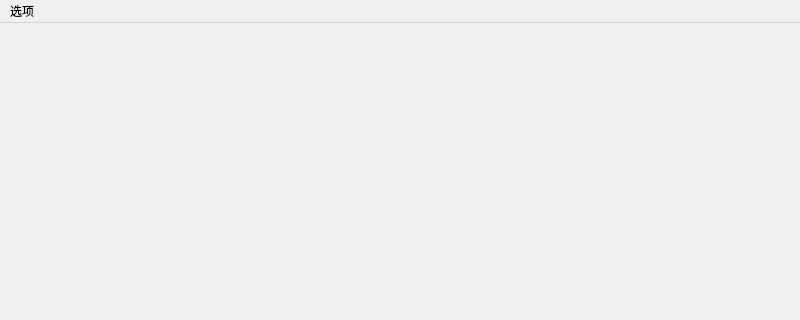
First picture: the form in mainwindow.ui, repository ioprotocol/chess-agent, before the edit; both pictures show x 0 to 800 and y 0 to 320 of the 800 by 600 pixel window.
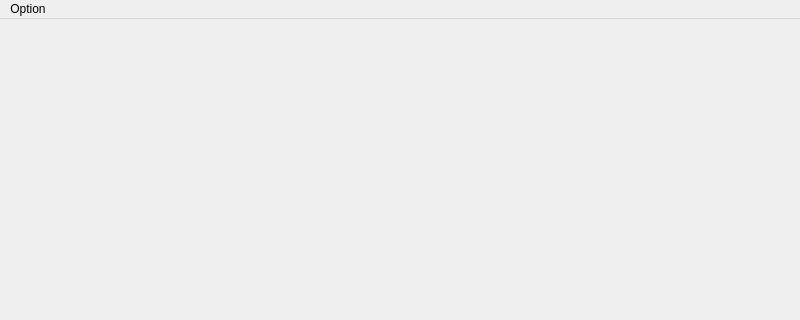
Second picture: the form after the edit.

```diff
--- a/mainwindow.ui
+++ b/mainwindow.ui
@@ -20,12 +20,12 @@
      <x>0</x>
      <y>0</y>
      <width>800</width>
-     <height>26</height>
+     <height>22</height>
     </rect>
    </property>
    <widget class="QMenu" name="menuOption">
     <property name="title">
-     <string>选项</string>
+     <string>Option</string>
     </property>
     <addaction name="actionRun"/>
     <addaction name="actionColorFilter"/>
```
Left out of the diff: 16 changed lines with no effect on the pictures.
